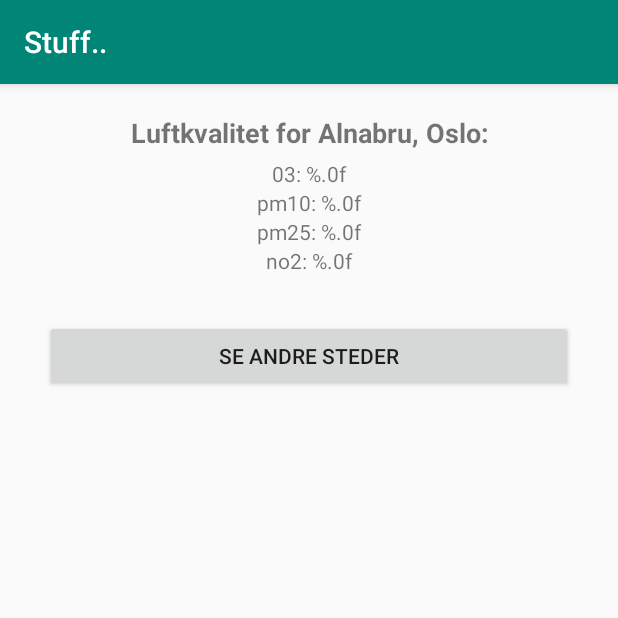
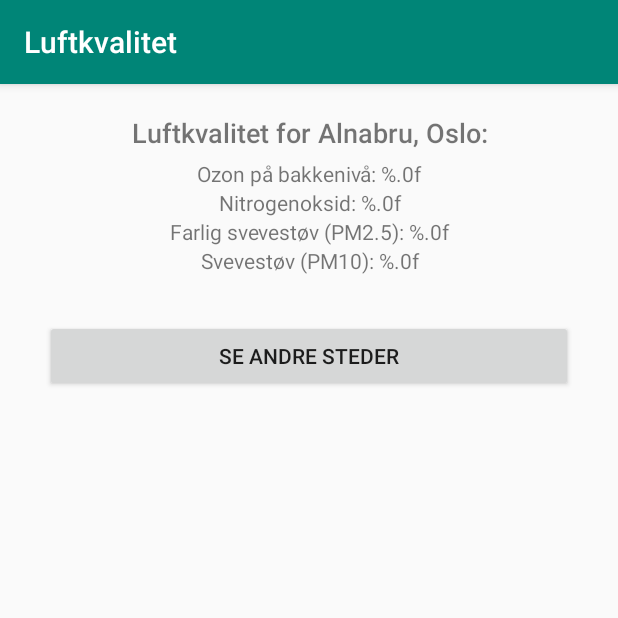
Before and after one commit to robinfroland/klimahelse, an Android app: the AirqualityActivity screen opened directly, with no data from a screen before it, on a phone screen of 412 x 824 dp, the top half of it. Run offline under Robolectric (Android 15) with nearby library versions, the phone set to English and light mode, and no system bars; network calls fail; 1 statement that could not run was skipped.

Commit message:
minor xml formatting

```diff
--- a/app/src/main/res/layout/activity_airquality.xml
+++ b/app/src/main/res/layout/activity_airquality.xml
@@ -9,38 +9,38 @@
         android:layout_width="match_parent"
         android:layout_height="wrap_content"
         android:layout_marginTop="20dp"
+        android:fontFamily="sans-serif-medium"
         android:text="@string/location_text"
         android:textAlignment="center"
-        android:textSize="18sp"
-        android:textStyle="bold" />
+        android:textSize="18sp" />
 
     <TextView
-        android:id="@+id/o3"
+        android:id="@+id/o3_concentration"
         android:layout_width="match_parent"
         android:layout_height="wrap_content"
         android:layout_marginTop="5dp"
-        android:text="@string/o3"
+        android:text="@string/o3_concentration"
         android:textAlignment="center" />
 
     <TextView
-        android:id="@+id/pm10"
+        android:id="@+id/no2_concentration"
         android:layout_width="match_parent"
         android:layout_height="wrap_content"
-        android:text="@string/pm10"
+        android:text="@string/no2_concentration"
         android:textAlignment="center" />
 
     <TextView
-        android:id="@+id/pm25"
+        android:id="@+id/pm25_concentration"
         android:layout_width="match_parent"
         android:layout_height="wrap_content"
-        android:text="@string/pm25"
+        android:text="@string/pm25_concentration"
         android:textAlignment="center" />
 
     <TextView
-        android:id="@+id/no2"
+        android:id="@+id/pm10_concentration"
         android:layout_width="match_parent"
         android:layout_height="wrap_content"
-        android:text="@string/no2"
+        android:text="@string/pm10_concentration"
         android:textAlignment="center" />
 
     <Button
--- a/app/src/main/res/values/strings.xml
+++ b/app/src/main/res/values/strings.xml
@@ -1,10 +1,10 @@
 <resources>
     <string name="app_name">helse</string>
     <string name="location_text">Luftkvalitet for %1$s, %2$s:</string>
-    <string name="o3">03: %.0f</string>
-    <string name="pm10">pm10: %.0f</string>
-    <string name="pm25">pm25: %.0f</string>
-    <string name="no2">no2: %.0f</string>
+    <string name="o3_concentration">Ozon på bakkenivå: %.0f</string>
+    <string name="no2_concentration">Nitrogenoksid: %.0f</string>
+    <string name="pm10_concentration">Svevestøv (PM10): %.0f</string>
+    <string name="pm25_concentration">Farlig svevestøv (PM2.5): %.0f</string>
 
     <string name="location">%1$s</string>
     <string name="superlocation">%1$s, %2$s</string>
```
Also changed, not shown: app/src/main/AndroidManifest.xml (+5 -4 lines), app/src/main/java/com/example/helse/airquality/AirqualityActivity.kt (+4 -4 lines).
